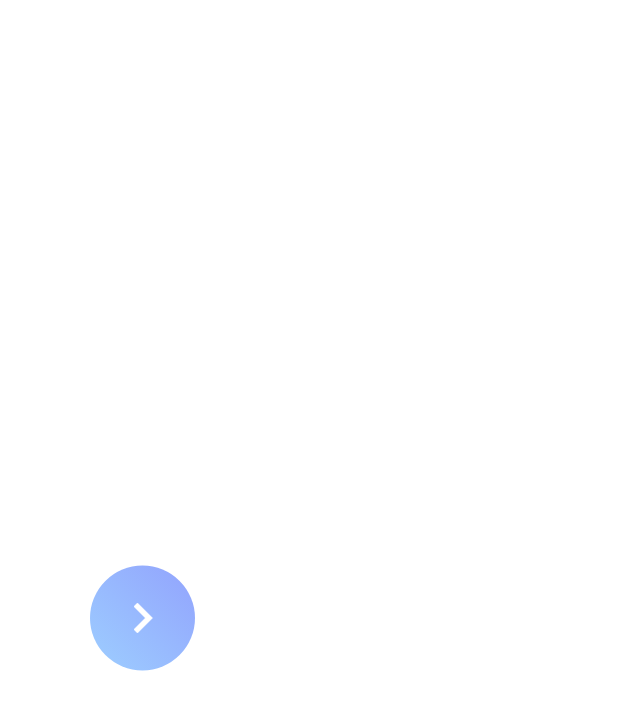
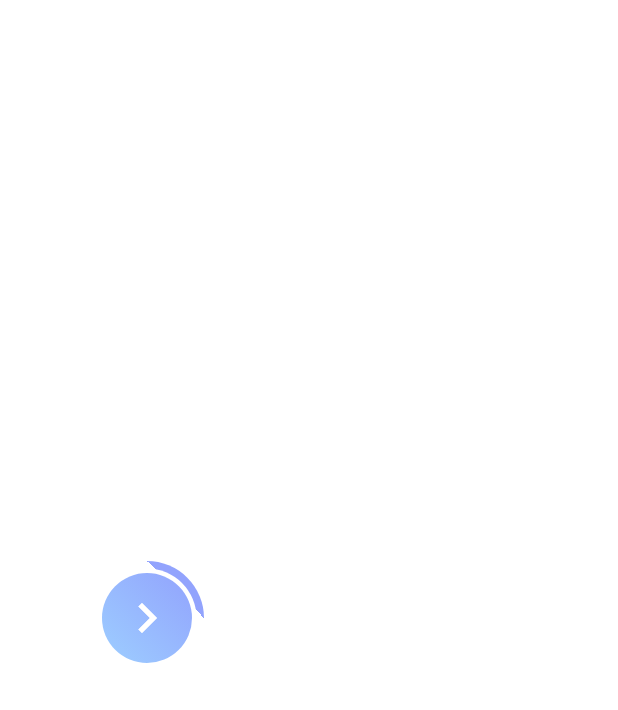
Before and after one commit to mmkocak/fitnesx_flutter, a Flutter app: the screen it shows after launch, on a phone screen of 412 x 824 dp. Shown: the top 710 px of the screen. Run offline on Flutter 3.47's test engine with Material 3 defaults, Android fonts, the phone set to English and light mode, and no system bars.

Commit message:
floating action button düzenlendi

```diff
--- a/lib/feature/screen/onboarding/onboarding_one_page.dart
+++ b/lib/feature/screen/onboarding/onboarding_one_page.dart
@@ -1,4 +1,3 @@
-import 'package:fitnesx_flutter/feature/utils/theme/colors.dart';
 import 'package:fitnesx_flutter/feature/utils/widgets/custom_gradiant_fab.dart';
 import 'package:flutter/material.dart';
 
@@ -20,6 +19,8 @@ class _OnboardingOnePageState extends State<OnboardingOnePage> {
           crossAxisAlignment: CrossAxisAlignment.center,
           children: [
             CustomGradiantFab(
+              pageIndex: 1,
+              icon: Icons.arrow_back_ios,
               onPressed: (){},
             ),
           ],
--- a/lib/feature/utils/widgets/custom_gradiant_fab.dart
+++ b/lib/feature/utils/widgets/custom_gradiant_fab.dart
@@ -1,29 +1,96 @@
 import 'package:fitnesx_flutter/feature/utils/theme/colors.dart';
 import 'package:flutter/material.dart';
 
-class CustomGradiantFab extends StatelessWidget {
+class CustomGradiantFab extends StatefulWidget {
   final VoidCallback onPressed;
-const CustomGradiantFab({ Key? key, required this.onPressed}) : super(key: key);
+  final IconData icon;
+  final int pageIndex;
+  const CustomGradiantFab(
+      {Key? key, required this.onPressed, required this.icon, required this.pageIndex})
+      : super(key: key);
 
   @override
-  Widget build(BuildContext context){
+  State<CustomGradiantFab> createState() => _CustomGradiantFabState();
+}
+
+class _CustomGradiantFabState extends State<CustomGradiantFab>
+    {
+
+  @override
+  Widget build(BuildContext context) {
           return Container(
-      height: 70,
-      width: 70,
+            padding: const EdgeInsets.all(4),
+            width: 76,
+            height: 76,
             decoration: BoxDecoration(
                 shape: BoxShape.circle,
-        gradient: LinearGradient
-        (colors: <Color>[AppColors.brandColorsOne, AppColors.brandColorTwo],
+                gradient:  LinearGradient(
+                    colors: const  <Color>[
+                      AppColors.brandColorsOne,
+                      AppColors.brandColorTwo,
+                      Colors.white,
+                      Colors.white
+                    ],
+                    begin: Alignment.topRight,
+                    end: Alignment.bottomLeft,
+                    stops: _getGradiantStops(widget.pageIndex
+                    ),
+                ),
+                border: Border.all(
+                  color: Colors.transparent,
+                  width: 1,
+                )),
+            child: Container(
+              height: 66,
+              width: 66,
+              decoration: const BoxDecoration(
+                  shape: BoxShape.circle, color: Colors.white),
+                  child: Center(
+                    child: Container(
+                      height: 60,
+                      width: 60,
+                      decoration: BoxDecoration(
+                        shape: BoxShape.circle,
+                        gradient: const LinearGradient(
+                          colors: <Color>[
+                            AppColors.brandColorsOne,
+                            AppColors.brandColorTwo
+                          ],
                           begin: Alignment.topRight,
                           end: Alignment.bottomLeft,
                         ),
+                        border: Border.all(color: Colors.transparent, width: 4),
                       ),
                       child: FloatingActionButton(
-        child: Icon(Icons.chevron_right, color: Colors.white, size: 40,),
+                        child: Icon(
+                          Icons.chevron_right,
+                          color: Colors.white,
+                          size: 40,
+                        ),
                         backgroundColor: Colors.transparent,
                         elevation: 0,
-        onPressed: onPressed,
+                        onPressed: widget.onPressed,
                       ),
+                    ),
+                  ),
+                ),
+
             );
+
+
+  }
+  List<double> _getGradiantStops(int pageIndex){
+    switch(pageIndex){
+      case 1:
+      return [0.25, 0.25, 0.0, 0.0];
+      case 2:
+      return [0.5, 0.5, 0.0, 0.0];
+      case 3:
+      return [0.75, 0.75, 0.0, 0.0];
+      case 4:
+      return [1.0, 1.0, 1.0, 1.0];
+      default:
+      return [0.0, 0.0, 0.0, 0.0];
     }
   }
+}
--- a/lib/main.dart
+++ b/lib/main.dart
@@ -1,5 +1,4 @@
 import 'package:fitnesx_flutter/feature/screen/onboarding/onboarding_one_page.dart';
-import 'package:fitnesx_flutter/feature/screen/splash/splash_screen.dart';
 import 'package:flutter/material.dart';
 import 'package:flutter/services.dart';
 
```
Lines whose indentation alone changed are shown as unchanged.
